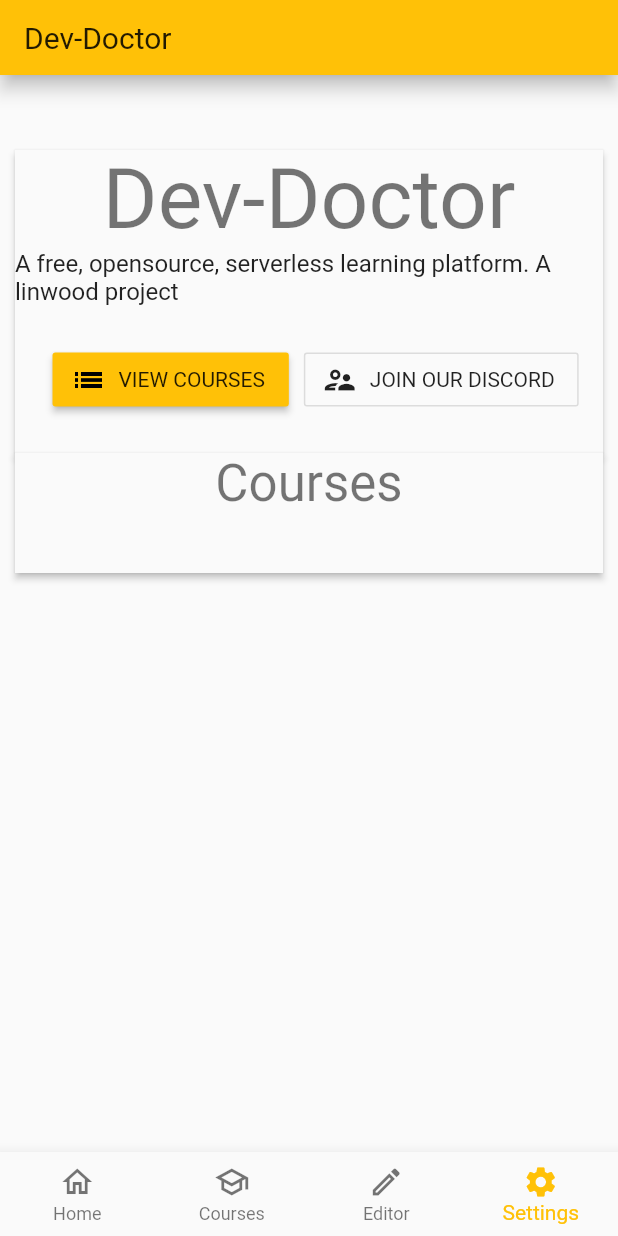
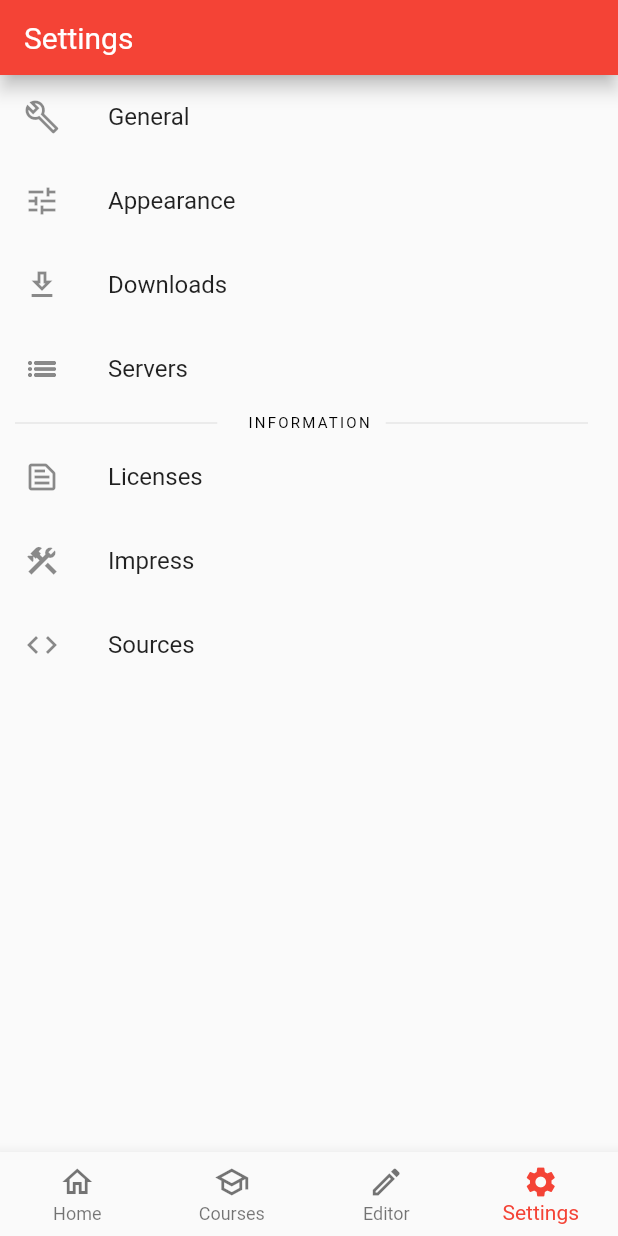
Before and after one commit to LinwoodDev/dev_doctor, a Flutter app: the screen it shows after launch, item 4 of the bottom bar chosen, on a phone screen of 412 x 824 dp. Run offline on Flutter 3.47's test engine with Material 2 defaults, Android fonts, the phone set to English and light mode, and no system bars; our stand-ins replace hive, hive_flutter, yaml; missing offline and left inert: enum_to_string; accounts and stored records are empty.

Commit message:
creating pages

```diff
--- a/lib/main.dart
+++ b/lib/main.dart
@@ -1,10 +1,14 @@
+import 'package:dev_doctor/pages/courses.dart';
+import 'package:dev_doctor/pages/editor.dart';
 import 'package:dev_doctor/pages/home.dart';
+import 'package:dev_doctor/pages/settings.dart';
 import 'package:flutter/material.dart';
 import 'package:flutter_localizations/flutter_localizations.dart';
 import 'package:hive/hive.dart';
 import 'package:hive_flutter/hive_flutter.dart';
 
 import 'generated/l10n.dart';
+import 'widgets/appbar.dart';
 
 void main() async {
   await Hive.initFlutter();
@@ -45,9 +49,52 @@
             color: Colors.white,
             iconTheme: IconThemeData(color: Colors.black87),
             textTheme: Theme.of(context).textTheme.merge(Typography.material2018().black).apply()), */
-        primarySwatch: Colors.amber,
+        primarySwatch: Colors.red,
       ),
-      home: HomePage(),
+      home: MyHomePage(),
     );
   }
 }
+
+class MyHomePage extends StatefulWidget {
+  @override
+  _MyHomePageState createState() => _MyHomePageState();
+}
+
+class _MyHomePageState extends State<MyHomePage> {
+  int _selectedIndex = 0;
+  List<Widget> _widgetOptions = <Widget>[HomePage(), CoursesPage(), EditorPage(), SettingsPage()];
+
+  void _onItemTapped(int index) {
+    setState(() {
+      _selectedIndex = index;
+    });
+  }
+
+  @override
+  Widget build(BuildContext context) {
+    return Scaffold(
+      body: Center(
+        child: _widgetOptions.elementAt(_selectedIndex),
+      ),
+      bottomNavigationBar: BottomNavigationBar(
+          type: BottomNavigationBarType.fixed,
+          items: const <BottomNavigationBarItem>[
+            BottomNavigationBarItem(
+                activeIcon: Icon(Icons.home), icon: Icon(Icons.home_outlined), label: 'Home'),
+            BottomNavigationBarItem(
+                activeIcon: Icon(Icons.school),
+                icon: Icon(Icons.school_outlined),
+                label: 'Courses'),
+            BottomNavigationBarItem(
+                activeIcon: Icon(Icons.create), icon: Icon(Icons.create_outlined), label: 'Editor'),
+            BottomNavigationBarItem(
+                activeIcon: Icon(Icons.settings),
+                icon: Icon(Icons.settings_outlined),
+                label: 'Settings')
+          ],
+          currentIndex: _selectedIndex,
+          onTap: _onItemTapped),
+    );
+  }
+}
--- /dev/null
+++ b/lib/pages/courses.dart
@@ -0,0 +1,14 @@
+import 'package:dev_doctor/widgets/appbar.dart';
+import 'package:flutter/material.dart';
+
+class CoursesPage extends StatefulWidget {
+  @override
+  _CoursesPageState createState() => _CoursesPageState();
+}
+
+class _CoursesPageState extends State<CoursesPage> {
+  @override
+  Widget build(BuildContext context) {
+    return Scaffold(appBar: MyAppBar(title: 'Courses'), body: Container());
+  }
+}
--- /dev/null
+++ b/lib/pages/editor.dart
@@ -0,0 +1,14 @@
+import 'package:dev_doctor/widgets/appbar.dart';
+import 'package:flutter/material.dart';
+
+class EditorPage extends StatefulWidget {
+  @override
+  _EditorPageState createState() => _EditorPageState();
+}
+
+class _EditorPageState extends State<EditorPage> {
+  @override
+  Widget build(BuildContext context) {
+    return Scaffold(appBar: MyAppBar(title: 'Editor'), body: Center(child: Text("Coming soon...")));
+  }
+}
--- a/lib/pages/home.dart
+++ b/lib/pages/home.dart
@@ -1,67 +1,53 @@
 import 'package:dev_doctor/widgets/appbar.dart';
-import 'package:dev_doctor/widgets/navigation.dart';
 import 'package:flutter/material.dart';
-import 'package:hive/hive.dart';
 
 class HomePage extends StatelessWidget {
   final GlobalKey _coursesKey = GlobalKey();
-  final Box _settingsBox = Hive.box('settings');
   @override
   Widget build(BuildContext context) {
-    return Scaffold(
-      appBar: MyAppBar(title: 'Dev-Doctor'),
-      bottomNavigationBar: MyBottomNavigationBar(),
-      body: ListView(
-        padding: EdgeInsets.symmetric(vertical: 50, horizontal: 10),
-        children: [
-          Material(
-              elevation: 2,
-              child: Container(
-                  child: Column(children: [
+    var _sections = [
+      Column(children: [
         Text(
           "Dev-Doctor",
           style: Theme.of(context).textTheme.headline2,
         ),
         Text("A free, opensource, serverless learning platform. A linwood project",
             style: Theme.of(context).textTheme.subtitle1),
-                if (_settingsBox.containsKey('name'))
-                  Text("Welcome back, ${_settingsBox.get('name')}"),
         Padding(
             padding: EdgeInsets.all(20),
-                    child: Row(mainAxisAlignment: MainAxisAlignment.center, children: [
+            child: Wrap(alignment: WrapAlignment.center, children: [
               Padding(
                   padding: EdgeInsets.all(5),
                   child: RaisedButton.icon(
-                            icon: Icon(Icons.list_outlined,
+                      icon: Icon(Icons.supervisor_account_outlined,
                           color: Theme.of(context).primaryIconTheme.color),
-                            label: Text("VIEW COURSES",
+                      label: Text("JOIN OUR DISCORD",
                           style: Theme.of(context).primaryTextTheme.button),
-                            color: Theme.of(context).primaryColor,
-                            onPressed: () => Scrollable.ensureVisible(_coursesKey.currentContext),
-                          )),
-                      Padding(
-                          padding: EdgeInsets.all(5),
-                          child: OutlineButton.icon(
-                            icon: Icon(Icons.supervisor_account_outlined),
-                            label: Text("JOIN OUR DISCORD"),
                       onPressed: () {},
-                          ))
+                      color: Theme.of(context).primaryColor)),
             ]))
-              ]))),
-          Material(
-              elevation: 2,
-              child: Container(
-                  key: _coursesKey,
-                  child: Column(children: [
+      ]),
+      Column(children: [
         Text(
-                      "Courses",
+          "News",
           style: Theme.of(context).textTheme.headline4,
         ),
         Padding(
             padding: EdgeInsets.all(20),
-                        child: Row(mainAxisAlignment: MainAxisAlignment.center, children: []))
-                  ])))
-        ],
+            child: Row(mainAxisAlignment: MainAxisAlignment.center, children: [])),
+        Text("Coming soon...")
+      ])
+    ];
+    return Scaffold(
+      appBar: MyAppBar(title: 'Dev-Doctor'),
+      body: ListView.separated(
+        separatorBuilder: (context, index) => Padding(
+          padding: EdgeInsets.only(top: 100),
+        ),
+        itemCount: _sections.length,
+        padding: EdgeInsets.only(top: 100),
+        itemBuilder: (context, index) => Material(
+            elevation: 2, child: Container(padding: EdgeInsets.all(10), child: _sections[index])),
       ),
     );
   }
--- /dev/null
+++ b/lib/pages/settings.dart
@@ -0,0 +1,33 @@
+import 'package:dev_doctor/pages/settings/servers.dart';
+import 'package:dev_doctor/widgets/appbar.dart';
+import 'package:dev_doctor/widgets/text_divider.dart';
+import 'package:flutter/material.dart';
+
+class SettingsPage extends StatefulWidget {
+  @override
+  _SettingsPageState createState() => _SettingsPageState();
+}
+
+class _SettingsPageState extends State<SettingsPage> {
+  @override
+  Widget build(BuildContext context) {
+    return Scaffold(
+        appBar: MyAppBar(title: "Settings"),
+        body: Container(
+            child: SingleChildScrollView(
+                child: Column(mainAxisSize: MainAxisSize.max, children: [
+          ListTile(leading: Icon(Icons.build_outlined), title: Text("General")),
+          ListTile(leading: Icon(Icons.tune_outlined), title: Text("Appearance")),
+          ListTile(leading: Icon(Icons.download_outlined), title: Text("Downloads")),
+          ListTile(
+              leading: Icon(Icons.list_outlined),
+              title: Text("Servers"),
+              onTap: () => Navigator.of(context)
+                  .push(MaterialPageRoute(builder: (context) => ServersSettingsPage()))),
+          TextDivider(text: 'INFORMATION'),
+          ListTile(leading: Icon(Icons.text_snippet_outlined), title: Text("Licenses")),
+          ListTile(leading: Icon(Icons.construction_outlined), title: Text("Impress")),
+          ListTile(leading: Icon(Icons.code_outlined), title: Text("Sources"))
+        ]))));
+  }
+}
--- /dev/null
+++ b/lib/pages/settings/servers.dart
@@ -0,0 +1,14 @@
+import 'package:dev_doctor/widgets/appbar.dart';
+import 'package:flutter/material.dart';
+
+class ServersSettingsPage extends StatefulWidget {
+  @override
+  _ServersSettingsPageState createState() => _ServersSettingsPageState();
+}
+
+class _ServersSettingsPageState extends State<ServersSettingsPage> {
+  @override
+  Widget build(BuildContext context) {
+    return Scaffold(appBar: MyAppBar(title: "Server Settings"), body: Container());
+  }
+}
--- a/lib/widgets/navigation.dart
+++ /dev/null
@@ -1,43 +0,0 @@
-import 'package:flutter/material.dart';
-
-class MyBottomNavigationBar extends StatefulWidget {
-  @override
-  _MyBottomNavigationBarState createState() => _MyBottomNavigationBarState();
-}
-
-class _MyBottomNavigationBarState extends State<MyBottomNavigationBar> {
-  int _selectedIndex = 0;
-  void _onItemTapped(int index) {
-    setState(() {
-      _selectedIndex = index;
-    });
-  }
-
-  @override
-  Widget build(BuildContext context) {
-    return BottomNavigationBar(
-      type: BottomNavigationBarType.fixed,
-      items: const <BottomNavigationBarItem>[
-        BottomNavigationBarItem(
-          activeIcon: Icon(Icons.home),
-          icon: Icon(Icons.home_outlined),
-          label: 'Home',
-        ),
-        BottomNavigationBarItem(
-            activeIcon: Icon(Icons.school), icon: Icon(Icons.school_outlined), label: 'Courses'),
-        BottomNavigationBarItem(
-          activeIcon: Icon(Icons.create),
-          icon: Icon(Icons.create_outlined),
-          label: 'Editor',
-        ),
-        BottomNavigationBarItem(
-          activeIcon: Icon(Icons.settings),
-          icon: Icon(Icons.settings_outlined),
-          label: 'Settings',
-        )
-      ],
-      currentIndex: _selectedIndex,
-      onTap: _onItemTapped,
-    );
-  }
-}
--- /dev/null
+++ b/lib/widgets/text_divider.dart
@@ -0,0 +1,23 @@
+import 'package:flutter/material.dart';
+
+class TextDivider extends StatelessWidget {
+  final String text;
+
+  const TextDivider({Key key, this.text}) : super(key: key);
+
+  @override
+  Widget build(BuildContext context) {
+    return Row(children: <Widget>[
+      Expanded(
+          child:
+              Container(margin: const EdgeInsets.only(left: 10.0, right: 20.0), child: Divider())),
+      Text(
+        text,
+        style: Theme.of(context).textTheme.overline,
+      ),
+      Expanded(
+          child:
+              Container(margin: const EdgeInsets.only(left: 10.0, right: 20.0), child: Divider())),
+    ]);
+  }
+}
```
Lines whose indentation alone changed are shown as unchanged.
